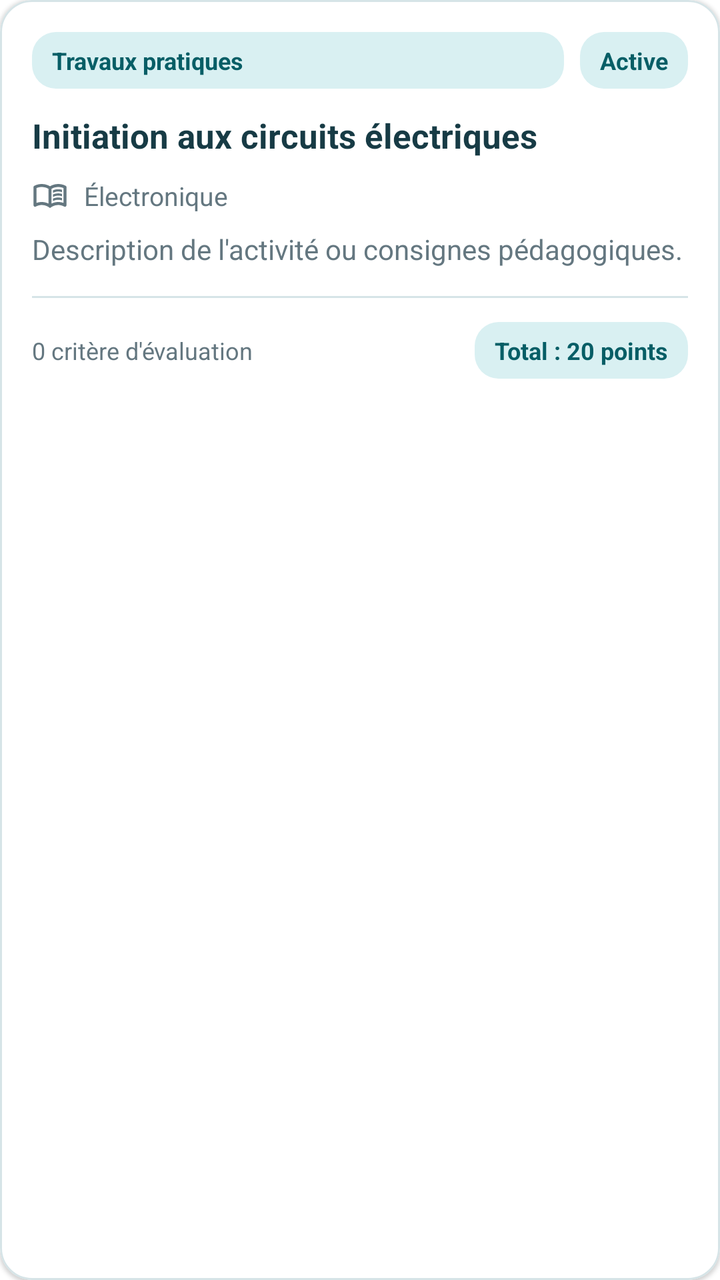
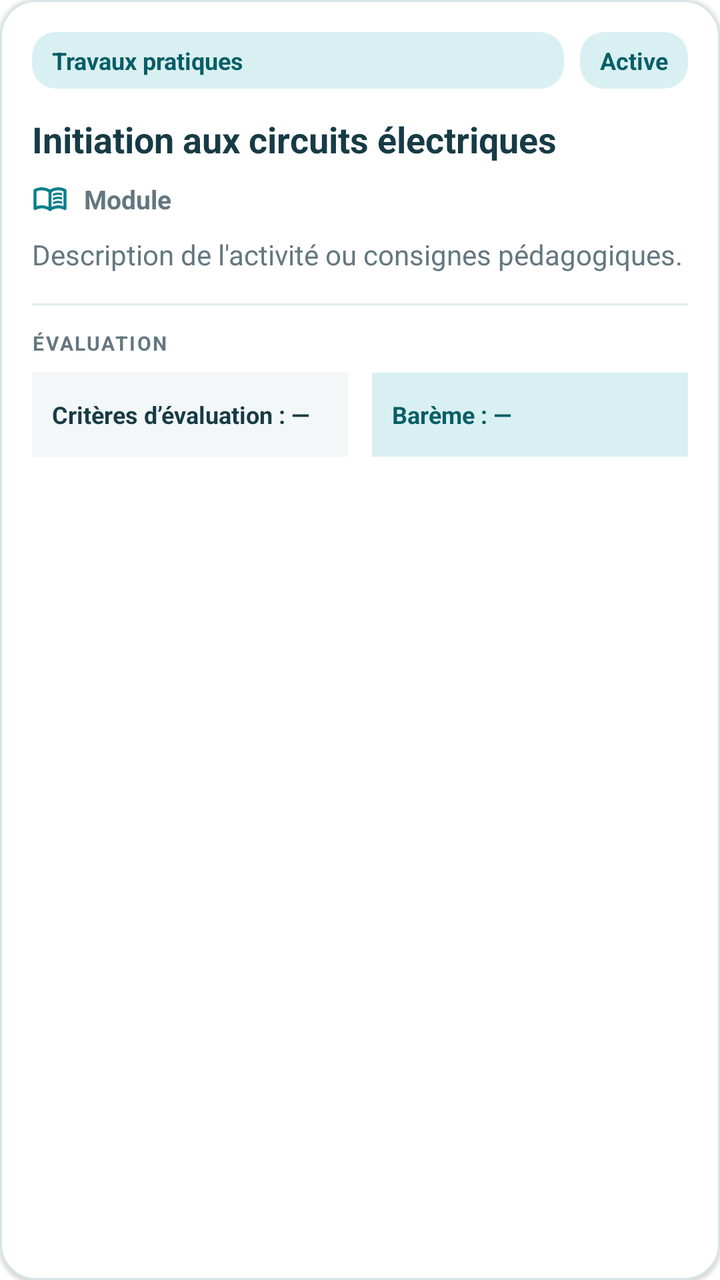

Before-and-after screenshots of an Android layout around one commit, followed by the original layout XML and the change that was made.
<!-- AndroidManifest.xml: application theme Theme.Praticum -->
<!-- res/layout/item_session.xml -->
<?xml version="1.0" encoding="utf-8"?>
<com.google.android.material.card.MaterialCardView
    xmlns:android="http://schemas.android.com/apk/res/android"
    xmlns:app="http://schemas.android.com/apk/res-auto"
    android:id="@+id/cardSessionItem"
    android:layout_width="match_parent"
    android:layout_height="wrap_content"
    android:layout_marginBottom="12dp"
    app:cardBackgroundColor="@color/white"
    app:cardCornerRadius="16dp"
    app:cardElevation="1dp"
    app:strokeColor="@color/color_outline"
    app:strokeWidth="1dp">

    <LinearLayout
        android:layout_width="match_parent"
        android:layout_height="wrap_content"
        android:orientation="vertical"
        android:padding="16dp">

        
        <LinearLayout
            android:layout_width="match_parent"
            android:layout_height="wrap_content"
            android:gravity="center_vertical"
            android:orientation="horizontal">

            <TextView
                android:id="@+id/tvSessionType"
                android:layout_width="0dp"
                android:layout_height="wrap_content"
                android:layout_weight="1"
                android:background="@drawable/bg_menu_selected"
                android:paddingHorizontal="10dp"
                android:paddingVertical="6dp"
                android:text="Travaux pratiques"
                android:textColor="@color/primary_dark"
                android:textSize="12sp"
                android:textStyle="bold" />

            <TextView
                android:id="@+id/tvSessionStatus"
                android:layout_width="wrap_content"
                android:layout_height="wrap_content"
                android:layout_marginStart="8dp"
                android:background="@drawable/bg_menu_selected"
                android:paddingHorizontal="10dp"
                android:paddingVertical="6dp"
                android:text="Active"
                android:textColor="@color/primary_dark"
                android:textSize="12sp"
                android:textStyle="bold" />

        </LinearLayout>

        
        <TextView
            android:id="@+id/tvSessionTitle"
            android:layout_width="match_parent"
            android:layout_height="wrap_content"
            android:layout_marginTop="12dp"
            android:text="Initiation aux circuits électriques"
            android:textColor="@color/text_primary"
            android:textSize="17sp"
            android:textStyle="bold" />

        
        <LinearLayout
            android:id="@+id/layoutSessionModule"
            android:layout_width="match_parent"
            android:layout_height="wrap_content"
            android:layout_marginTop="10dp"
            android:gravity="center_vertical"
            android:orientation="horizontal">

            <ImageView
                android:layout_width="18dp"
                android:layout_height="18dp"
                android:contentDescription="@null"
                android:src="@drawable/ic_book"
                app:tint="@color/text_secondary" />

            <TextView
                android:id="@+id/tvSessionModule"
                android:layout_width="0dp"
                android:layout_height="wrap_content"
                android:layout_marginStart="8dp"
                android:layout_weight="1"
                android:text="Électronique"
                android:textColor="@color/text_secondary"
                android:textSize="13sp" />

        </LinearLayout>

        
        <TextView
            android:id="@+id/tvSessionDescription"
            android:layout_width="match_parent"
            android:layout_height="wrap_content"
            android:layout_marginTop="8dp"
            android:text="Description de l'activité ou consignes pédagogiques."
            android:textColor="@color/text_secondary"
            android:textSize="14sp"
            android:maxLines="3"
            android:ellipsize="end" />

        
        <View
            android:layout_width="match_parent"
            android:layout_height="1dp"
            android:layout_marginTop="14dp"
            android:layout_marginBottom="12dp"
            android:background="@color/color_outline" />

        
        <LinearLayout
            android:layout_width="match_parent"
            android:layout_height="wrap_content"
            android:gravity="center_vertical"
            android:orientation="horizontal">

            <TextView
                android:id="@+id/tvSessionCriteriaCount"
                android:layout_width="0dp"
                android:layout_height="wrap_content"
                android:layout_weight="1"
                android:drawablePadding="6dp"
                android:text="0 critère d'évaluation"
                android:textColor="@color/text_secondary"
                android:textSize="12sp" />

            <TextView
                android:id="@+id/tvSessionMaxScore"
                android:layout_width="wrap_content"
                android:layout_height="wrap_content"
                android:background="@drawable/bg_menu_selected"
                android:paddingHorizontal="10dp"
                android:paddingVertical="6dp"
                android:text="Total : 20 points"
                android:textColor="@color/primary_dark"
                android:textSize="12sp"
                android:textStyle="bold" />

        </LinearLayout>

    </LinearLayout>

</com.google.android.material.card.MaterialCardView>
<!-- resources referenced by this layout -->
<resources>
  <color name="color_outline">#D6E4E7</color>
  <color name="primary_dark">#075E66</color>
  <color name="text_primary">#173B45</color>
  <color name="text_secondary">#647780</color>
  <color name="white">#FFFFFF</color>
  <!-- drawable bg_menu_selected (drawable) -->
  <?xml version="1.0" encoding="utf-8"?>
  <shape xmlns:android="http://schemas.android.com/apk/res/android"
      android:shape="rectangle">
      <solid android:color="@color/color_info_container" />
      <corners android:radius="12dp" />
  </shape>
  <!-- drawable ic_book (drawable) -->
  <vector xmlns:android="http://schemas.android.com/apk/res/android" android:width="24dp" android:height="24dp" android:viewportWidth="960" android:viewportHeight="960" android:tint="?attr/colorControlNormal" android:autoMirrored="true">
      <path android:fillColor="@android:color/white" android:pathData="M560,396L560,328Q593,314 627.5,307Q662,300 700,300Q726,300 751,304Q776,308 800,314L800,378Q776,369 751.5,364.5Q727,360 700,360Q662,360 627,369.5Q592,379 560,396ZM560,616L560,548Q593,534 627.5,527Q662,520 700,520Q726,520 751,524Q776,528 800,534L800,598Q776,589 751.5,584.5Q727,580 700,580Q662,580 627,589Q592,598 560,616ZM560,506L560,438Q593,424 627.5,417Q662,410 700,410Q726,410 751,414Q776,418 800,424L800,488Q776,479 751.5,474.5Q727,470 700,470Q662,470 627,479.5Q592,489 560,506ZM260,640Q307,640 351.5,650.5Q396,661 440,682L440,288Q399,264 353,252Q307,240 260,240Q224,240 188.5,247Q153,254 120,268Q120,268 120,268Q120,268 120,268L120,664Q120,664 120,664Q120,664 120,664Q155,652 189.5,646Q224,640 260,640ZM520,682Q564,661 608.5,650.5Q653,640 700,640Q736,640 770.5,646Q805,652 840,664Q840,664 840,664Q840,664 840,664L840,268Q840,268 840,268Q840,268 840,268Q807,254 771.5,247Q736,240 700,240Q653,240 607,252Q561,264 520,288L520,682ZM480,800Q432,762 376,741Q320,720 260,720Q218,720 177.5,731Q137,742 100,762Q79,773 59.5,761Q40,749 40,726L40,244Q40,233 45.5,223Q51,213 62,208Q108,184 158,172Q208,160 260,160Q318,160 373.5,175Q429,190 480,220Q531,190 586.5,175Q642,160 700,160Q752,160 802,172Q852,184 898,208Q909,213 914.5,223Q920,233 920,244L920,726Q920,749 900.5,761Q881,773 860,762Q823,742 782.5,731Q742,720 700,720Q640,720 584,741Q528,762 480,800ZM280,466Q280,466 280,466Q280,466 280,466L280,466Q280,466 280,466Q280,466 280,466Q280,466 280,466Q280,466 280,466Q280,466 280,466Q280,466 280,466L280,466Q280,466 280,466Q280,466 280,466Q280,466 280,466Q280,466 280,466Z"/>
  </vector>
  <style name="Theme.Praticum" parent="Theme.MaterialComponents.DayNight.NoActionBar">
  
          
          <item name="colorPrimary">@color/primary</item>
          <item name="colorPrimaryVariant">@color/primary_dark</item>
          <item name="colorSecondary">@color/secondary</item>
  
  
          
          <item name="android:enforceNavigationBarContrast">false</item>
  
  
          
          
          <item name="android:statusBarColor">@android:color/transparent</item>
          <item name="android:navigationBarColor">@android:color/transparent</item>
          <item name="android:windowLightStatusBar">false</item>
          <item name="android:windowLightNavigationBar">true</item>
  
  
      </style>
  <color name="color_info_container">#D9F0F2</color>
  <color name="primary">#087F8C</color>
  <color name="secondary">#159AA5</color>
</resources>

<!-- the commit's change to res/layout/item_session.xml (unified diff, before → after) -->
@@ -7,7 +7,7 @@
     android:layout_height="wrap_content"
     android:layout_marginBottom="12dp"
     app:cardBackgroundColor="@color/white"
-    app:cardCornerRadius="16dp"
+    app:cardCornerRadius="18dp"
     app:cardElevation="1dp"
     app:strokeColor="@color/color_outline"
     app:strokeWidth="1dp">
@@ -18,7 +18,6 @@
         android:orientation="vertical"
         android:padding="16dp">
 
-        
         <LinearLayout
             android:layout_width="match_parent"
             android:layout_height="wrap_content"
@@ -50,26 +49,23 @@
                 android:textColor="@color/primary_dark"
                 android:textSize="12sp"
                 android:textStyle="bold" />
-
         </LinearLayout>
 
-        
         <TextView
             android:id="@+id/tvSessionTitle"
             android:layout_width="match_parent"
             android:layout_height="wrap_content"
-            android:layout_marginTop="12dp"
+            android:layout_marginTop="13dp"
             android:text="Initiation aux circuits électriques"
             android:textColor="@color/text_primary"
-            android:textSize="17sp"
+            android:textSize="18sp"
             android:textStyle="bold" />
 
-        
         <LinearLayout
             android:id="@+id/layoutSessionModule"
             android:layout_width="match_parent"
             android:layout_height="wrap_content"
-            android:layout_marginTop="10dp"
+            android:layout_marginTop="9dp"
             android:gravity="center_vertical"
             android:orientation="horizontal">
 
@@ -78,7 +74,7 @@
                 android:layout_height="18dp"
                 android:contentDescription="@null"
                 android:src="@drawable/ic_book"
-                app:tint="@color/text_secondary" />
+                app:tint="@color/primary" />
 
             <TextView
                 android:id="@+id/tvSessionModule"
@@ -86,63 +82,78 @@
                 android:layout_height="wrap_content"
                 android:layout_marginStart="8dp"
                 android:layout_weight="1"
-                android:text="Électronique"
+                android:text="Module"
                 android:textColor="@color/text_secondary"
-                android:textSize="13sp" />
-
+                android:textSize="13sp"
+                android:textStyle="bold" />
         </LinearLayout>
 
-        
         <TextView
             android:id="@+id/tvSessionDescription"
             android:layout_width="match_parent"
             android:layout_height="wrap_content"
-            android:layout_marginTop="8dp"
+            android:layout_marginTop="9dp"
+            android:ellipsize="end"
+            android:lineSpacingExtra="2dp"
+            android:maxLines="3"
             android:text="Description de l'activité ou consignes pédagogiques."
             android:textColor="@color/text_secondary"
-            android:textSize="14sp"
-            android:maxLines="3"
-            android:ellipsize="end" />
+            android:textSize="14sp" />
 
-        
         <View
             android:layout_width="match_parent"
             android:layout_height="1dp"
-            android:layout_marginTop="14dp"
+            android:layout_marginTop="15dp"
             android:layout_marginBottom="12dp"
-            android:background="@color/color_outline" />
+            android:background="@color/color_divider" />
 
-        
+        <TextView
+            android:layout_width="match_parent"
+            android:layout_height="wrap_content"
+            android:text="ÉVALUATION"
+            android:textColor="@color/text_secondary"
+            android:textSize="10sp"
+            android:textStyle="bold"
+            android:letterSpacing="0.08" />
+
         <LinearLayout
             android:layout_width="match_parent"
             android:layout_height="wrap_content"
-            android:gravity="center_vertical"
+            android:layout_marginTop="8dp"
             android:orientation="horizontal">
 
             <TextView
                 android:id="@+id/tvSessionCriteriaCount"
                 android:layout_width="0dp"
                 android:layout_height="wrap_content"
+                android:layout_marginEnd="6dp"
                 android:layout_weight="1"
+                android:background="@color/screen_background"
                 android:drawablePadding="6dp"
-                android:text="0 critère d'évaluation"
-                android:textColor="@color/text_secondary"
-                android:textSize="12sp" />
+                android:gravity="center_vertical"
+                android:minHeight="42dp"
+                android:paddingHorizontal="10dp"
+                android:paddingVertical="8dp"
+                android:text="Critères d’évaluation : —"
+                android:textColor="@color/text_primary"
+                android:textSize="12sp"
+                android:textStyle="bold" />
 
             <TextView
                 android:id="@+id/tvSessionMaxScore"
-                android:layout_width="wrap_content"
+                android:layout_width="0dp"
                 android:layout_height="wrap_content"
-                android:background="@drawable/bg_menu_selected"
+                android:layout_marginStart="6dp"
+                android:layout_weight="1"
+                android:background="@color/color_info_container"
+                android:gravity="center_vertical"
+                android:minHeight="42dp"
                 android:paddingHorizontal="10dp"
-                android:paddingVertical="6dp"
-                android:text="Total : 20 points"
+                android:paddingVertical="8dp"
+                android:text="Barème : —"
                 android:textColor="@color/primary_dark"
                 android:textSize="12sp"
                 android:textStyle="bold" />
-
         </LinearLayout>
-
     </LinearLayout>
-
 </com.google.android.material.card.MaterialCardView>
<!-- resource entries referenced after the edit -->
@@ -1,7 +1,9 @@
 <!-- resources referenced by this layout -->
 <resources>
+  <color name="color_divider">#DFE9EB</color>
   <color name="color_outline">#D6E4E7</color>
   <color name="primary_dark">#075E66</color>
+  <color name="screen_background">#F3F7F8</color>
   <color name="text_primary">#173B45</color>
   <color name="text_secondary">#647780</color>
   <color name="white">#FFFFFF</color>
